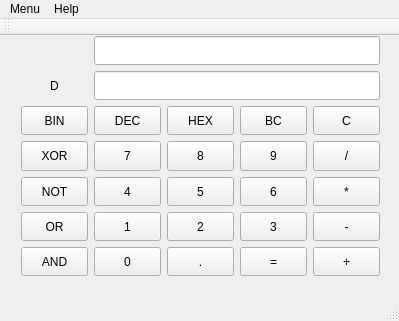
Qt form mainwindow.ui (nagisc007/ncalc) before a commit.
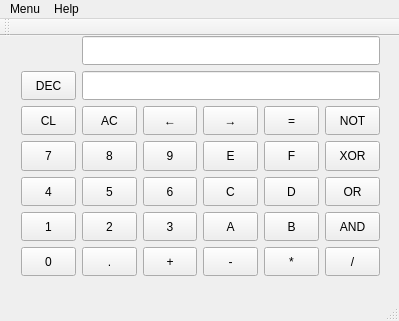
The same form after that commit.

What changed in the file:
```diff
--- a/mainwindow.ui
+++ b/mainwindow.ui
@@ -30,136 +30,6 @@
      <property name="topMargin">
       <number>0</number>
      </property>
-     <item row="9" column="3">
-      <widget class="QToolButton" name="Button_3">
-       <property name="sizePolicy">
-        <sizepolicy hsizetype="Expanding" vsizetype="Preferred">
-         <horstretch>0</horstretch>
-         <verstretch>0</verstretch>
-        </sizepolicy>
-       </property>
-       <property name="text">
-        <string>3</string>
-       </property>
-      </widget>
-     </item>
-     <item row="8" column="2">
-      <widget class="QToolButton" name="Button_5">
-       <property name="sizePolicy">
-        <sizepolicy hsizetype="Expanding" vsizetype="Preferred">
-         <horstretch>0</horstretch>
-         <verstretch>0</verstretch>
-        </sizepolicy>
-       </property>
-       <property name="text">
-        <string>5</string>
-       </property>
-      </widget>
-     </item>
-     <item row="3" column="3">
-      <widget class="QToolButton" name="Button_BC">
-       <property name="sizePolicy">
-        <sizepolicy hsizetype="Expanding" vsizetype="Preferred">
-         <horstretch>0</horstretch>
-         <verstretch>0</verstretch>
-        </sizepolicy>
-       </property>
-       <property name="text">
-        <string>BC</string>
-       </property>
-      </widget>
-     </item>
-     <item row="10" column="2">
-      <widget class="QToolButton" name="Button_Dot">
-       <property name="sizePolicy">
-        <sizepolicy hsizetype="Expanding" vsizetype="Preferred">
-         <horstretch>0</horstretch>
-         <verstretch>0</verstretch>
-        </sizepolicy>
-       </property>
-       <property name="text">
-        <string>.</string>
-       </property>
-      </widget>
-     </item>
-     <item row="8" column="3">
-      <widget class="QToolButton" name="Button_6">
-       <property name="sizePolicy">
-        <sizepolicy hsizetype="Expanding" vsizetype="Preferred">
-         <horstretch>0</horstretch>
-         <verstretch>0</verstretch>
-        </sizepolicy>
-       </property>
-       <property name="text">
-        <string>6</string>
-       </property>
-      </widget>
-     </item>
-     <item row="5" column="3">
-      <widget class="QToolButton" name="Button_9">
-       <property name="sizePolicy">
-        <sizepolicy hsizetype="Expanding" vsizetype="Preferred">
-         <horstretch>0</horstretch>
-         <verstretch>0</verstretch>
-        </sizepolicy>
-       </property>
-       <property name="text">
-        <string>9</string>
-       </property>
-      </widget>
-     </item>
-     <item row="5" column="1">
-      <widget class="QToolButton" name="Button_7">
-       <property name="sizePolicy">
-        <sizepolicy hsizetype="Expanding" vsizetype="Preferred">
-         <horstretch>0</horstretch>
-         <verstretch>0</verstretch>
-        </sizepolicy>
-       </property>
-       <property name="text">
-        <string>7</string>
-       </property>
-      </widget>
-     </item>
-     <item row="8" column="4">
-      <widget class="QToolButton" name="Button_Multiply">
-       <property name="sizePolicy">
-        <sizepolicy hsizetype="Expanding" vsizetype="Preferred">
-         <horstretch>0</horstretch>
-         <verstretch>0</verstretch>
-        </sizepolicy>
-       </property>
-       <property name="text">
-        <string>*</string>
-       </property>
-      </widget>
-     </item>
-     <item row="10" column="4">
-      <widget class="QToolButton" name="Button_Plus">
-       <property name="sizePolicy">
-        <sizepolicy hsizetype="Expanding" vsizetype="Preferred">
-         <horstretch>0</horstretch>
-         <verstretch>0</verstretch>
-        </sizepolicy>
-       </property>
-       <property name="text">
-        <string>+</string>
-       </property>
-      </widget>
-     </item>
-     <item row="9" column="4">
-      <widget class="QToolButton" name="Button_Minus">
-       <property name="sizePolicy">
-        <sizepolicy hsizetype="Expanding" vsizetype="Preferred">
-         <horstretch>0</horstretch>
-         <verstretch>0</verstretch>
-        </sizepolicy>
-       </property>
-       <property name="text">
-        <string>-</string>
-       </property>
-      </widget>
-     </item>
      <item row="9" column="2">
       <widget class="QToolButton" name="Button_2">
        <property name="sizePolicy">
@@ -169,12 +39,102 @@
         </sizepolicy>
        </property>
        <property name="text">
-        <string>2</string>
+        <string>6</string>
+       </property>
+       <property name="shortcut">
+        <string>6</string>
+       </property>
+      </widget>
+     </item>
+     <item row="1" column="0">
+      <widget class="QLabel" name="Cmdlabel">
+       <property name="text">
+        <string/>
+       </property>
+       <property name="alignment">
+        <set>Qt::AlignCenter</set>
+       </property>
+      </widget>
+     </item>
+     <item row="11" column="1">
+      <widget class="QToolButton" name="Button_NUM_DOT">
+       <property name="sizePolicy">
+        <sizepolicy hsizetype="Expanding" vsizetype="Preferred">
+         <horstretch>0</horstretch>
+         <verstretch>0</verstretch>
+        </sizepolicy>
+       </property>
+       <property name="text">
+        <string>.</string>
+       </property>
+       <property name="shortcut">
+        <string>.</string>
+       </property>
+      </widget>
+     </item>
+     <item row="6" column="4">
+      <widget class="QToolButton" name="Button_NUM_F">
+       <property name="sizePolicy">
+        <sizepolicy hsizetype="Expanding" vsizetype="Preferred">
+         <horstretch>0</horstretch>
+         <verstretch>0</verstretch>
+        </sizepolicy>
+       </property>
+       <property name="text">
+        <string>F</string>
+       </property>
+       <property name="shortcut">
+        <string>F</string>
+       </property>
+      </widget>
+     </item>
+     <item row="4" column="0">
+      <widget class="QToolButton" name="Button_CL">
+       <property name="sizePolicy">
+        <sizepolicy hsizetype="Expanding" vsizetype="Preferred">
+         <horstretch>0</horstretch>
+         <verstretch>0</verstretch>
+        </sizepolicy>
+       </property>
+       <property name="text">
+        <string>CL</string>
+       </property>
+      </widget>
+     </item>
+     <item row="6" column="2">
+      <widget class="QToolButton" name="Button_NUM_9">
+       <property name="sizePolicy">
+        <sizepolicy hsizetype="Expanding" vsizetype="Preferred">
+         <horstretch>0</horstretch>
+         <verstretch>0</verstretch>
+        </sizepolicy>
+       </property>
+       <property name="text">
+        <string>9</string>
+       </property>
+       <property name="shortcut">
+        <string>9</string>
        </property>
       </widget>
      </item>
      <item row="10" column="1">
-      <widget class="QToolButton" name="Button_0">
+      <widget class="QToolButton" name="Button_NUM_2">
+       <property name="sizePolicy">
+        <sizepolicy hsizetype="Expanding" vsizetype="Preferred">
+         <horstretch>0</horstretch>
+         <verstretch>0</verstretch>
+        </sizepolicy>
+       </property>
+       <property name="text">
+        <string>2</string>
+       </property>
+       <property name="shortcut">
+        <string>2</string>
+       </property>
+      </widget>
+     </item>
+     <item row="11" column="0">
+      <widget class="QToolButton" name="Button_NUM_0">
        <property name="sizePolicy">
         <sizepolicy hsizetype="Expanding" vsizetype="Preferred">
          <horstretch>0</horstretch>
@@ -186,6 +146,38 @@
        </property>
       </widget>
      </item>
+     <item row="9" column="4">
+      <widget class="QToolButton" name="Button_NUM_D">
+       <property name="sizePolicy">
+        <sizepolicy hsizetype="Expanding" vsizetype="Preferred">
+         <horstretch>0</horstretch>
+         <verstretch>0</verstretch>
+        </sizepolicy>
+       </property>
+       <property name="text">
+        <string>D</string>
+       </property>
+       <property name="shortcut">
+        <string>D</string>
+       </property>
+      </widget>
+     </item>
+     <item row="6" column="3">
+      <widget class="QToolButton" name="Button_NUM_E">
+       <property name="sizePolicy">
+        <sizepolicy hsizetype="Expanding" vsizetype="Preferred">
+         <horstretch>0</horstretch>
+         <verstretch>0</verstretch>
+        </sizepolicy>
+       </property>
+       <property name="text">
+        <string>E</string>
+       </property>
+       <property name="shortcut">
+        <string>E</string>
+       </property>
+      </widget>
+     </item>
      <item row="9" column="1">
       <widget class="QToolButton" name="Button_1">
        <property name="sizePolicy">
@@ -195,12 +187,12 @@
         </sizepolicy>
        </property>
        <property name="text">
-        <string>1</string>
+        <string>5</string>
        </property>
       </widget>
      </item>
-     <item row="8" column="1">
-      <widget class="QToolButton" name="Button_4">
+     <item row="9" column="0">
+      <widget class="QToolButton" name="Button_NUM_4">
        <property name="sizePolicy">
         <sizepolicy hsizetype="Expanding" vsizetype="Preferred">
          <horstretch>0</horstretch>
@@ -212,8 +204,8 @@
        </property>
       </widget>
      </item>
-     <item row="5" column="4">
-      <widget class="QToolButton" name="Button_Devide">
+     <item row="4" column="1">
+      <widget class="QToolButton" name="Button_AC">
        <property name="sizePolicy">
         <sizepolicy hsizetype="Expanding" vsizetype="Preferred">
          <horstretch>0</horstretch>
@@ -221,7 +213,55 @@
         </sizepolicy>
        </property>
        <property name="text">
-        <string>/</string>
+        <string>AC</string>
+       </property>
+      </widget>
+     </item>
+     <item row="10" column="2">
+      <widget class="QToolButton" name="Button_NUM_3">
+       <property name="sizePolicy">
+        <sizepolicy hsizetype="Expanding" vsizetype="Preferred">
+         <horstretch>0</horstretch>
+         <verstretch>0</verstretch>
+        </sizepolicy>
+       </property>
+       <property name="text">
+        <string>3</string>
+       </property>
+       <property name="shortcut">
+        <string>3</string>
+       </property>
+      </widget>
+     </item>
+     <item row="6" column="0">
+      <widget class="QToolButton" name="Button_NUM_7">
+       <property name="sizePolicy">
+        <sizepolicy hsizetype="Expanding" vsizetype="Preferred">
+         <horstretch>0</horstretch>
+         <verstretch>0</verstretch>
+        </sizepolicy>
+       </property>
+       <property name="text">
+        <string>7</string>
+       </property>
+       <property name="shortcut">
+        <string>7</string>
+       </property>
+      </widget>
+     </item>
+     <item row="10" column="4">
+      <widget class="QToolButton" name="Button_NUM_B">
+       <property name="sizePolicy">
+        <sizepolicy hsizetype="Expanding" vsizetype="Preferred">
+         <horstretch>0</horstretch>
+         <verstretch>0</verstretch>
+        </sizepolicy>
+       </property>
+       <property name="text">
+        <string>B</string>
+       </property>
+       <property name="shortcut">
+        <string>B</string>
        </property>
       </widget>
      </item>
@@ -234,12 +274,12 @@
         </sizepolicy>
        </property>
        <property name="text">
-        <string>=</string>
+        <string>A</string>
        </property>
       </widget>
      </item>
-     <item row="5" column="2">
-      <widget class="QToolButton" name="Button_8">
+     <item row="6" column="1">
+      <widget class="QToolButton" name="Button_NUM_8">
        <property name="sizePolicy">
         <sizepolicy hsizetype="Expanding" vsizetype="Preferred">
          <horstretch>0</horstretch>
@@ -251,8 +291,8 @@
        </property>
       </widget>
      </item>
-     <item row="3" column="4">
-      <widget class="QToolButton" name="Button_C">
+     <item row="10" column="0">
+      <widget class="QToolButton" name="Button_NUM_1">
        <property name="sizePolicy">
         <sizepolicy hsizetype="Expanding" vsizetype="Preferred">
          <horstretch>0</horstretch>
@@ -260,12 +300,12 @@
         </sizepolicy>
        </property>
        <property name="text">
-        <string>C</string>
+        <string>1</string>
        </property>
       </widget>
      </item>
-     <item row="3" column="0">
-      <widget class="QToolButton" name="Button_To2Bin">
+     <item row="9" column="3">
+      <widget class="QToolButton" name="Button_NUM_C">
        <property name="sizePolicy">
         <sizepolicy hsizetype="Expanding" vsizetype="Preferred">
          <horstretch>0</horstretch>
@@ -273,25 +313,57 @@
         </sizepolicy>
        </property>
        <property name="text">
-        <string>BIN</string>
+        <string>C</string>
        </property>
       </widget>
      </item>
-     <item row="3" column="2">
-      <widget class="QToolButton" name="Button_ToHex">
+     <item row="2" column="1" colspan="5">
+      <widget class="QLineEdit" name="Display1">
        <property name="sizePolicy">
         <sizepolicy hsizetype="Expanding" vsizetype="Preferred">
          <horstretch>0</horstretch>
          <verstretch>0</verstretch>
         </sizepolicy>
        </property>
+       <property name="alignment">
+        <set>Qt::AlignRight|Qt::AlignTrailing|Qt::AlignVCenter</set>
+       </property>
+       <property name="readOnly">
+        <bool>true</bool>
+       </property>
+      </widget>
+     </item>
+     <item row="1" column="1" colspan="5">
+      <widget class="QLineEdit" name="Display0">
+       <property name="sizePolicy">
+        <sizepolicy hsizetype="Expanding" vsizetype="Preferred">
+         <horstretch>0</horstretch>
+         <verstretch>0</verstretch>
+        </sizepolicy>
+       </property>
+       <property name="alignment">
+        <set>Qt::AlignRight|Qt::AlignTrailing|Qt::AlignVCenter</set>
+       </property>
+       <property name="readOnly">
+        <bool>true</bool>
+       </property>
+      </widget>
+     </item>
+     <item row="4" column="5">
+      <widget class="QToolButton" name="Button_NOT">
+       <property name="sizePolicy">
+        <sizepolicy hsizetype="Expanding" vsizetype="Preferred">
+         <horstretch>0</horstretch>
+         <verstretch>0</verstretch>
+        </sizepolicy>
+       </property>
        <property name="text">
-        <string>HEX</string>
+        <string>NOT</string>
        </property>
       </widget>
      </item>
-     <item row="3" column="1">
-      <widget class="QToolButton" name="Button_ToDecimal">
+     <item row="2" column="0">
+      <widget class="QToolButton" name="Button_Digits">
        <property name="sizePolicy">
         <sizepolicy hsizetype="Expanding" vsizetype="Preferred">
          <horstretch>0</horstretch>
@@ -303,37 +375,8 @@
        </property>
       </widget>
      </item>
-     <item row="1" column="0">
-      <widget class="QLabel" name="ModeLabel">
-       <property name="text">
-        <string>D</string>
-       </property>
-       <property name="alignment">
-        <set>Qt::AlignCenter</set>
-       </property>
-       <property name="margin">
-        <number>1</number>
-       </property>
-      </widget>
-     </item>
-     <item row="1" column="1" colspan="4">
-      <widget class="QLineEdit" name="Display">
-       <property name="sizePolicy">
-        <sizepolicy hsizetype="Expanding" vsizetype="Preferred">
-         <horstretch>0</horstretch>
-         <verstretch>0</verstretch>
-        </sizepolicy>
-       </property>
-       <property name="alignment">
-        <set>Qt::AlignRight|Qt::AlignTrailing|Qt::AlignVCenter</set>
-       </property>
-       <property name="readOnly">
-        <bool>true</bool>
-       </property>
-      </widget>
-     </item>
-     <item row="5" column="0">
-      <widget class="QToolButton" name="Button_Xor">
+     <item row="6" column="5">
+      <widget class="QToolButton" name="Button_XOR">
        <property name="sizePolicy">
         <sizepolicy hsizetype="Expanding" vsizetype="Preferred">
          <horstretch>0</horstretch>
@@ -345,21 +388,8 @@
        </property>
       </widget>
      </item>
-     <item row="10" column="0">
-      <widget class="QToolButton" name="Button_And">
-       <property name="sizePolicy">
-        <sizepolicy hsizetype="Expanding" vsizetype="Preferred">
-         <horstretch>0</horstretch>
-         <verstretch>0</verstretch>
-        </sizepolicy>
-       </property>
-       <property name="text">
-        <string>AND</string>
-       </property>
-      </widget>
-     </item>
-     <item row="9" column="0">
-      <widget class="QToolButton" name="Button_Or">
+     <item row="9" column="5">
+      <widget class="QToolButton" name="Button_OR">
        <property name="sizePolicy">
         <sizepolicy hsizetype="Expanding" vsizetype="Preferred">
          <horstretch>0</horstretch>
@@ -371,8 +401,8 @@
        </property>
       </widget>
      </item>
-     <item row="8" column="0">
-      <widget class="QToolButton" name="Button_Not">
+     <item row="10" column="5">
+      <widget class="QToolButton" name="Button_AND">
        <property name="sizePolicy">
         <sizepolicy hsizetype="Expanding" vsizetype="Preferred">
          <horstretch>0</horstretch>
@@ -380,23 +410,110 @@
         </sizepolicy>
        </property>
        <property name="text">
-        <string>NOT</string>
+        <string>AND</string>
        </property>
       </widget>
      </item>
-     <item row="0" column="1" colspan="4">
-      <widget class="QLineEdit" name="Display_Sub">
+     <item row="4" column="2">
+      <widget class="QToolButton" name="Button_Undo">
        <property name="sizePolicy">
         <sizepolicy hsizetype="Expanding" vsizetype="Preferred">
          <horstretch>0</horstretch>
          <verstretch>0</verstretch>
         </sizepolicy>
        </property>
-       <property name="alignment">
-        <set>Qt::AlignRight|Qt::AlignTrailing|Qt::AlignVCenter</set>
+       <property name="text">
+        <string>←</string>
        </property>
-       <property name="readOnly">
-        <bool>true</bool>
+      </widget>
+     </item>
+     <item row="4" column="3">
+      <widget class="QToolButton" name="Button_Redo">
+       <property name="sizePolicy">
+        <sizepolicy hsizetype="Expanding" vsizetype="Preferred">
+         <horstretch>0</horstretch>
+         <verstretch>0</verstretch>
+        </sizepolicy>
+       </property>
+       <property name="text">
+        <string>→</string>
+       </property>
+      </widget>
+     </item>
+     <item row="11" column="2">
+      <widget class="QToolButton" name="Button_Add">
+       <property name="sizePolicy">
+        <sizepolicy hsizetype="Expanding" vsizetype="Preferred">
+         <horstretch>0</horstretch>
+         <verstretch>0</verstretch>
+        </sizepolicy>
+       </property>
+       <property name="text">
+        <string>+</string>
+       </property>
+       <property name="shortcut">
+        <string>+</string>
+       </property>
+      </widget>
+     </item>
+     <item row="11" column="3">
+      <widget class="QToolButton" name="Button_Subtract">
+       <property name="sizePolicy">
+        <sizepolicy hsizetype="Expanding" vsizetype="Preferred">
+         <horstretch>0</horstretch>
+         <verstretch>0</verstretch>
+        </sizepolicy>
+       </property>
+       <property name="text">
+        <string>-</string>
+       </property>
+       <property name="shortcut">
+        <string>-</string>
+       </property>
+      </widget>
+     </item>
+     <item row="11" column="4">
+      <widget class="QToolButton" name="Button_Multiply">
+       <property name="sizePolicy">
+        <sizepolicy hsizetype="Expanding" vsizetype="Preferred">
+         <horstretch>0</horstretch>
+         <verstretch>0</verstretch>
+        </sizepolicy>
+       </property>
+       <property name="text">
+        <string>*</string>
+       </property>
+       <property name="shortcut">
+        <string>*</string>
+       </property>
+      </widget>
+     </item>
+     <item row="11" column="5">
+      <widget class="QToolButton" name="Button_Devide">
+       <property name="sizePolicy">
+        <sizepolicy hsizetype="Expanding" vsizetype="Preferred">
+         <horstretch>0</horstretch>
+         <verstretch>0</verstretch>
+        </sizepolicy>
+       </property>
+       <property name="text">
+        <string>/</string>
+       </property>
+       <property name="shortcut">
+        <string>/</string>
+       </property>
+      </widget>
+     </item>
+     <item row="4" column="4">
+      <widget class="QToolButton" name="Button_Return">
+       <property name="sizePolicy">
+        <sizepolicy hsizetype="Expanding" vsizetype="Preferred">
+         <horstretch>0</horstretch>
+         <verstretch>0</verstretch>
+        </sizepolicy>
+       </property>
+       <property name="text">
+        <string>=</string>
        </property>
       </widget>
      </item>
```
Left out of the diff: 36 changed lines with no effect on the pictures.
